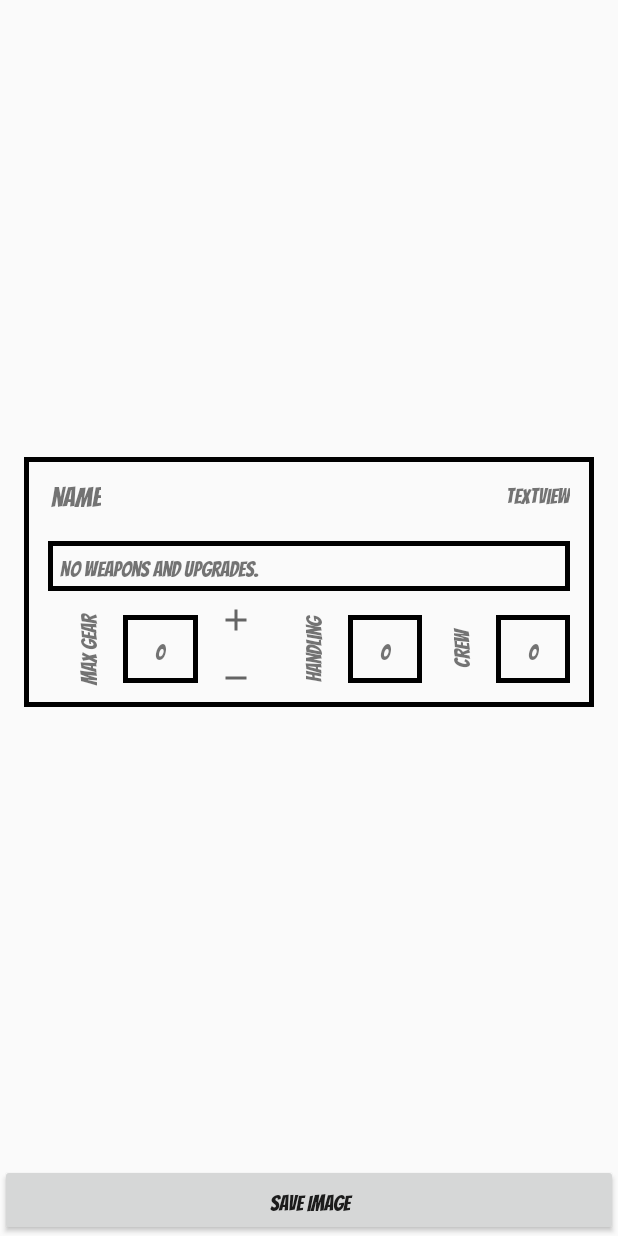
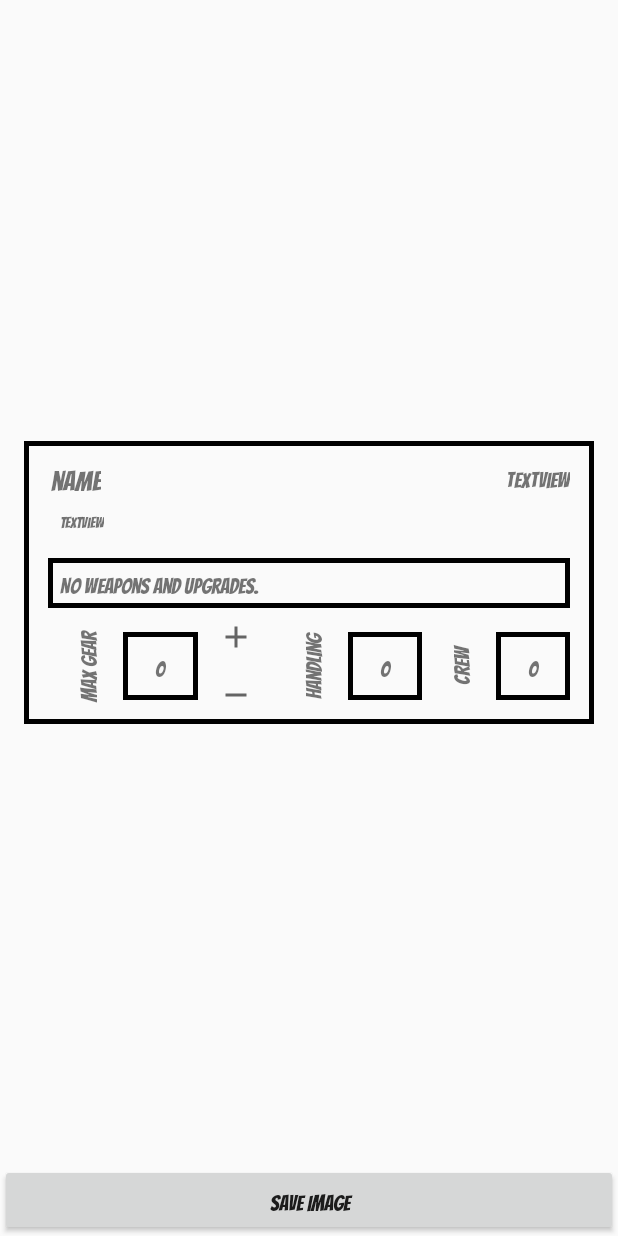
Before and after one commit to BartlomiejF/GaslandsBuilder, an Android app: the layout activity_view_car2.xml on its own in the app's theme, with its tools: preview values and no code run, on a phone screen of 412 x 824 dp. Run offline under Robolectric (Android 15) with nearby library versions, the phone set to English and light mode, and no system bars; network calls fail.

Commit message:
Layout change; db update

```diff
--- a/app/src/main/res/layout/activity_view_car2.xml
+++ b/app/src/main/res/layout/activity_view_car2.xml
@@ -194,11 +194,11 @@
             android:layout_marginTop="8dp"
             app:layout_constraintEnd_toEndOf="@+id/viewCarWeapons"
             app:layout_constraintStart_toStartOf="@+id/viewCarWeapons"
-            app:layout_constraintTop_toBottomOf="@+id/viewCarName">
+            app:layout_constraintTop_toBottomOf="@+id/vehicleTypeText">
 
             <TableRow
                 android:layout_width="match_parent"
-                android:layout_height="match_parent" >
+                android:layout_height="match_parent">
 
                 <LinearLayout
                     android:id="@+id/hullTableRowLayout3"
@@ -209,13 +209,13 @@
 
             <TableRow
                 android:layout_width="match_parent"
-                android:layout_height="match_parent" >
+                android:layout_height="match_parent">
 
                 <LinearLayout
                     android:id="@+id/hullTableRowLayout1"
                     android:layout_width="match_parent"
                     android:layout_height="match_parent"
-                    android:orientation="horizontal"/>
+                    android:orientation="horizontal" />
             </TableRow>
 
             <TableRow
@@ -226,10 +226,23 @@
                     android:id="@+id/hullTableRowLayout2"
                     android:layout_width="match_parent"
                     android:layout_height="match_parent"
-                    android:orientation="horizontal"/>
+                    android:orientation="horizontal" />
             </TableRow>
 
         </TableLayout>
+
+        <TextView
+            android:id="@+id/vehicleTypeText"
+            android:layout_width="wrap_content"
+            android:layout_height="wrap_content"
+            android:layout_marginStart="8dp"
+            android:layout_marginLeft="8dp"
+            android:layout_marginTop="4dp"
+            android:fontFamily="@font/bangers"
+            android:text="TextView"
+            android:textSize="10sp"
+            app:layout_constraintStart_toStartOf="@+id/viewCarName"
+            app:layout_constraintTop_toBottomOf="@+id/viewCarName" />
 
     </androidx.constraintlayout.widget.ConstraintLayout>
 
```
